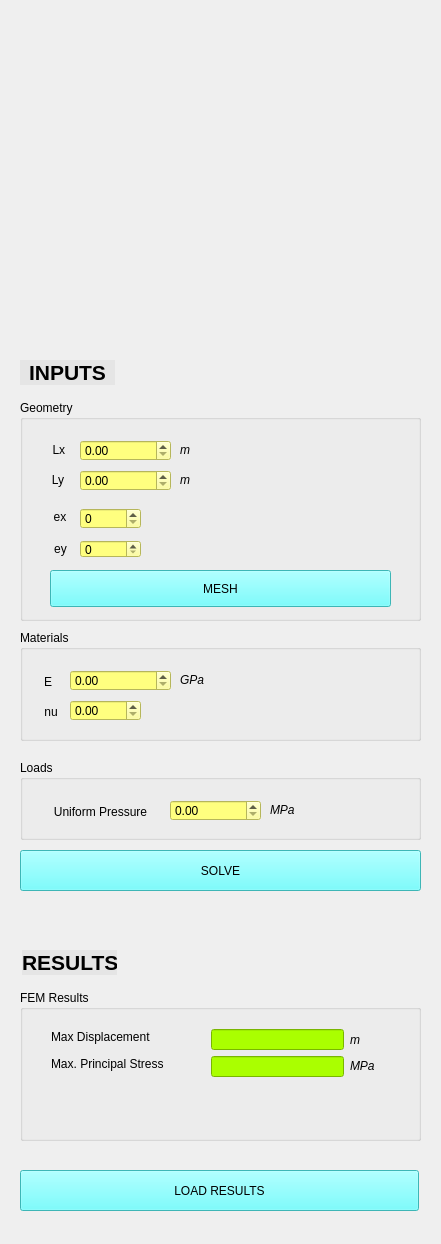
Old version of the form main_window.ui in the repository kedarzc/CalcGlassFailure.
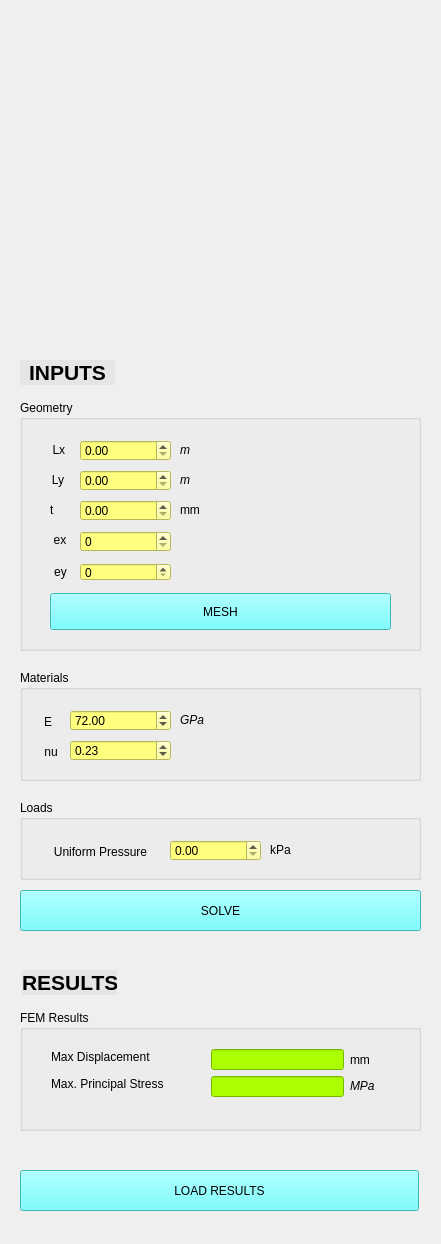
New version of the form.

Diff of the .ui file:
```diff
--- a/main_window.ui
+++ b/main_window.ui
@@ -46,7 +46,7 @@
     <property name="geometry">
      <rect>
       <x>20</x>
-      <y>850</y>
+      <y>890</y>
       <width>401</width>
       <height>41</height>
      </rect>
@@ -82,7 +82,7 @@
       <x>20</x>
       <y>400</y>
       <width>401</width>
-      <height>221</height>
+      <height>251</height>
      </rect>
     </property>
     <property name="styleSheet">
@@ -196,8 +196,8 @@
      <property name="geometry">
       <rect>
        <x>60</x>
-       <y>140</y>
-       <width>61</width>
+       <y>163</y>
+       <width>91</width>
        <height>18</height>
       </rect>
      </property>
@@ -205,13 +205,19 @@
       <string notr="true">background-color: rgb(255, 255, 127);
 font: 12pt &quot;Arial&quot;;</string>
      </property>
+     <property name="maximum">
+      <number>100</number>
+     </property>
+     <property name="displayIntegerBase">
+      <number>10</number>
+     </property>
     </widget>
     <widget class="QSpinBox" name="ex">
      <property name="geometry">
       <rect>
        <x>60</x>
-       <y>108</y>
-       <width>61</width>
+       <y>131</y>
+       <width>91</width>
        <height>21</height>
       </rect>
      </property>
@@ -220,14 +226,17 @@
 font: 12pt &quot;Arial&quot;;</string>
      </property>
      <property name="maximum">
-      <number>1</number>
+      <number>100</number>
+     </property>
+     <property name="value">
+      <number>0</number>
      </property>
     </widget>
     <widget class="QLabel" name="label_ey">
      <property name="geometry">
       <rect>
        <x>29</x>
-       <y>137</y>
+       <y>160</y>
        <width>23</width>
        <height>25</height>
       </rect>
@@ -243,7 +252,7 @@
      <property name="geometry">
       <rect>
        <x>29</x>
-       <y>105</y>
+       <y>128</y>
        <width>22</width>
        <height>25</height>
       </rect>
@@ -259,7 +268,7 @@
      <property name="geometry">
       <rect>
        <x>30</x>
-       <y>170</y>
+       <y>193</y>
        <width>341</width>
        <height>37</height>
       </rect>
@@ -272,12 +281,64 @@
       <string>MESH</string>
      </property>
     </widget>
+    <widget class="QLabel" name="label_Ly_2">
+     <property name="geometry">
+      <rect>
+       <x>30</x>
+       <y>100</y>
+       <width>16</width>
+       <height>21</height>
+      </rect>
+     </property>
+     <property name="styleSheet">
+      <string notr="true">font: 12pt &quot;Arial&quot;;</string>
+     </property>
+     <property name="text">
+      <string>&lt;html&gt;&lt;head/&gt;&lt;body&gt;&lt;p&gt;t&lt;/p&gt;&lt;/body&gt;&lt;/html&gt;</string>
+     </property>
+    </widget>
+    <widget class="QDoubleSpinBox" name="thick_glass">
+     <property name="geometry">
+      <rect>
+       <x>60</x>
+       <y>100</y>
+       <width>91</width>
+       <height>21</height>
+      </rect>
+     </property>
+     <property name="toolTip">
+      <string>Thickness of glass (z-dim)</string>
+     </property>
+     <property name="styleSheet">
+      <string notr="true">background-color: rgb(255, 255, 127);
+font: 12pt &quot;Arial&quot;;</string>
+     </property>
+     <property name="maximum">
+      <double>999.000000000000000</double>
+     </property>
+    </widget>
+    <widget class="QLabel" name="label_load_10">
+     <property name="geometry">
+      <rect>
+       <x>160</x>
+       <y>100</y>
+       <width>31</width>
+       <height>20</height>
+      </rect>
+     </property>
+     <property name="styleSheet">
+      <string notr="true">font: italic 12pt &quot;Arial&quot;;</string>
+     </property>
+     <property name="text">
+      <string>&lt;html&gt;&lt;head/&gt;&lt;body&gt;&lt;p&gt;mm&lt;/p&gt;&lt;/body&gt;&lt;/html&gt;</string>
+     </property>
+    </widget>
    </widget>
    <widget class="QGroupBox" name="groupBox">
     <property name="geometry">
      <rect>
       <x>20</x>
-      <y>630</y>
+      <y>670</y>
       <width>401</width>
       <height>111</height>
      </rect>
@@ -304,6 +365,9 @@
      <property name="maximum">
       <double>98.989999999999995</double>
      </property>
+     <property name="value">
+      <double>72.000000000000000</double>
+     </property>
     </widget>
     <widget class="QLabel" name="YoungModulus">
      <property name="geometry">
@@ -348,7 +412,7 @@
       <rect>
        <x>50</x>
        <y>70</y>
-       <width>71</width>
+       <width>101</width>
        <height>21</height>
       </rect>
      </property>
@@ -356,6 +420,21 @@
       <string notr="true">background-color: rgb(255, 255, 127);
 font: 12pt &quot;Arial&quot;;</string>
      </property>
+     <property name="prefix">
+      <string/>
+     </property>
+     <property name="decimals">
+      <number>2</number>
+     </property>
+     <property name="maximum">
+      <double>0.500000000000000</double>
+     </property>
+     <property name="singleStep">
+      <double>0.100000000000000</double>
+     </property>
+     <property name="value">
+      <double>0.230000000000000</double>
+     </property>
     </widget>
     <widget class="QLabel" name="label_load_6">
      <property name="geometry">
@@ -378,7 +457,7 @@
     <property name="geometry">
      <rect>
       <x>20</x>
-      <y>760</y>
+      <y>800</y>
       <width>401</width>
       <height>80</height>
      </rect>
@@ -432,7 +511,7 @@
       <string notr="true">font: italic 12pt &quot;Arial&quot;;</string>
      </property>
      <property name="text">
-      <string>&lt;html&gt;&lt;head/&gt;&lt;body&gt;&lt;p&gt;&lt;span style=&quot; font-style:italic;&quot;&gt;MPa&lt;/span&gt;&lt;/p&gt;&lt;/body&gt;&lt;/html&gt;</string>
+      <string>&lt;html&gt;&lt;head/&gt;&lt;body&gt;&lt;p&gt;kPa&lt;/p&gt;&lt;/body&gt;&lt;/html&gt;</string>
      </property>
     </widget>
    </widget>
@@ -440,9 +519,9 @@
     <property name="geometry">
      <rect>
       <x>20</x>
-      <y>990</y>
+      <y>1010</y>
       <width>401</width>
-      <height>151</height>
+      <height>121</height>
      </rect>
     </property>
     <property name="styleSheet">
@@ -456,7 +535,7 @@
       <rect>
        <x>330</x>
        <y>40</y>
-       <width>16</width>
+       <width>31</width>
        <height>20</height>
       </rect>
      </property>
@@ -464,7 +543,7 @@
       <string notr="true">font: italic 12pt &quot;Arial&quot;;</string>
      </property>
      <property name="text">
-      <string>&lt;html&gt;&lt;head/&gt;&lt;body&gt;&lt;p&gt;&lt;span style=&quot; font-style:italic;&quot;&gt;m&lt;/span&gt;&lt;/p&gt;&lt;/body&gt;&lt;/html&gt;</string>
+      <string>&lt;html&gt;&lt;head/&gt;&lt;body&gt;&lt;p&gt;mm&lt;/p&gt;&lt;/body&gt;&lt;/html&gt;</string>
      </property>
     </widget>
     <widget class="QLabel" name="label_max_p_stress">
@@ -509,7 +588,11 @@
       </rect>
      </property>
      <property name="styleSheet">
-      <string notr="true">background-color: rgb(170, 255, 0);</string>
+      <string notr="true">background-color: rgb(170, 255, 0);
+font: 12pt &quot;Arial&quot;;</string>
+     </property>
+     <property name="readOnly">
+      <bool>true</bool>
      </property>
     </widget>
     <widget class="QLineEdit" name="u_max">
@@ -525,6 +608,9 @@
       <string notr="true">background-color: rgb(170, 255, 0);
 font: 12pt &quot;Arial&quot;;</string>
      </property>
+     <property name="readOnly">
+      <bool>true</bool>
+     </property>
     </widget>
     <widget class="QLabel" name="label_max_u">
      <property name="geometry">
@@ -563,7 +649,7 @@
     <property name="geometry">
      <rect>
       <x>22</x>
-      <y>950</y>
+      <y>970</y>
       <width>95</width>
       <height>25</height>
      </rect>
```
Left out of the diff: 28 changed lines with no effect on the pictures.
